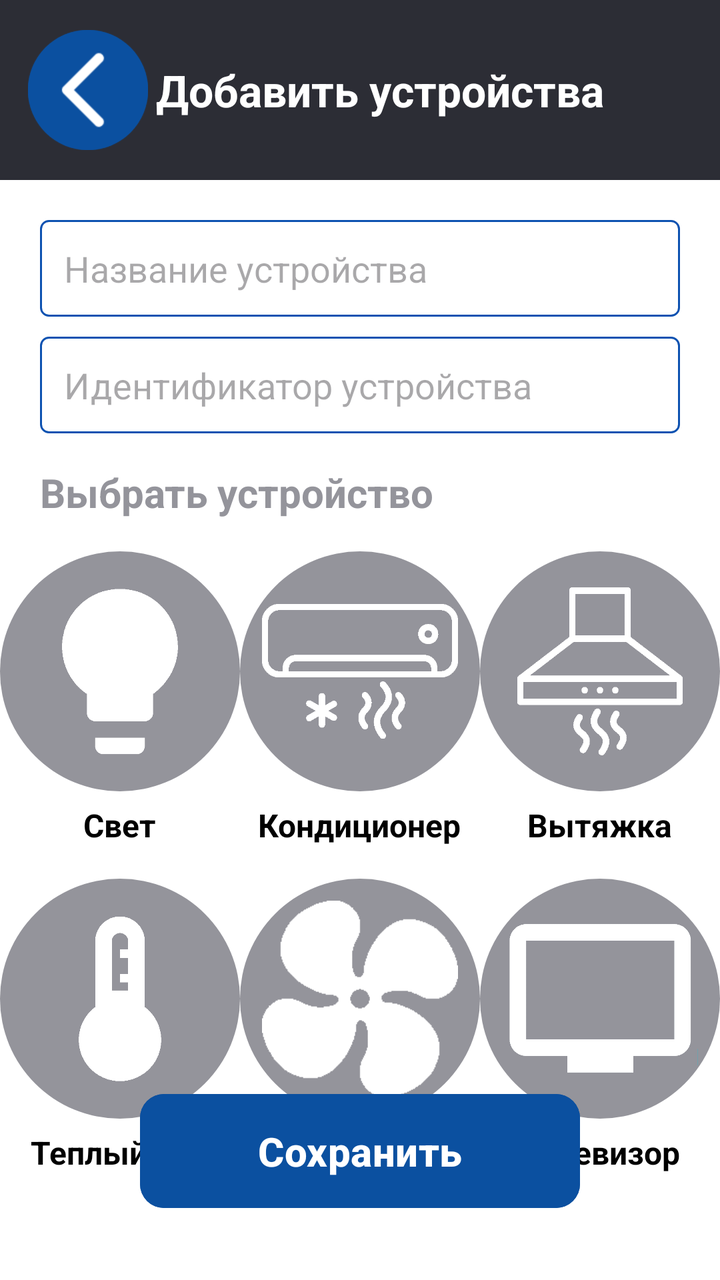
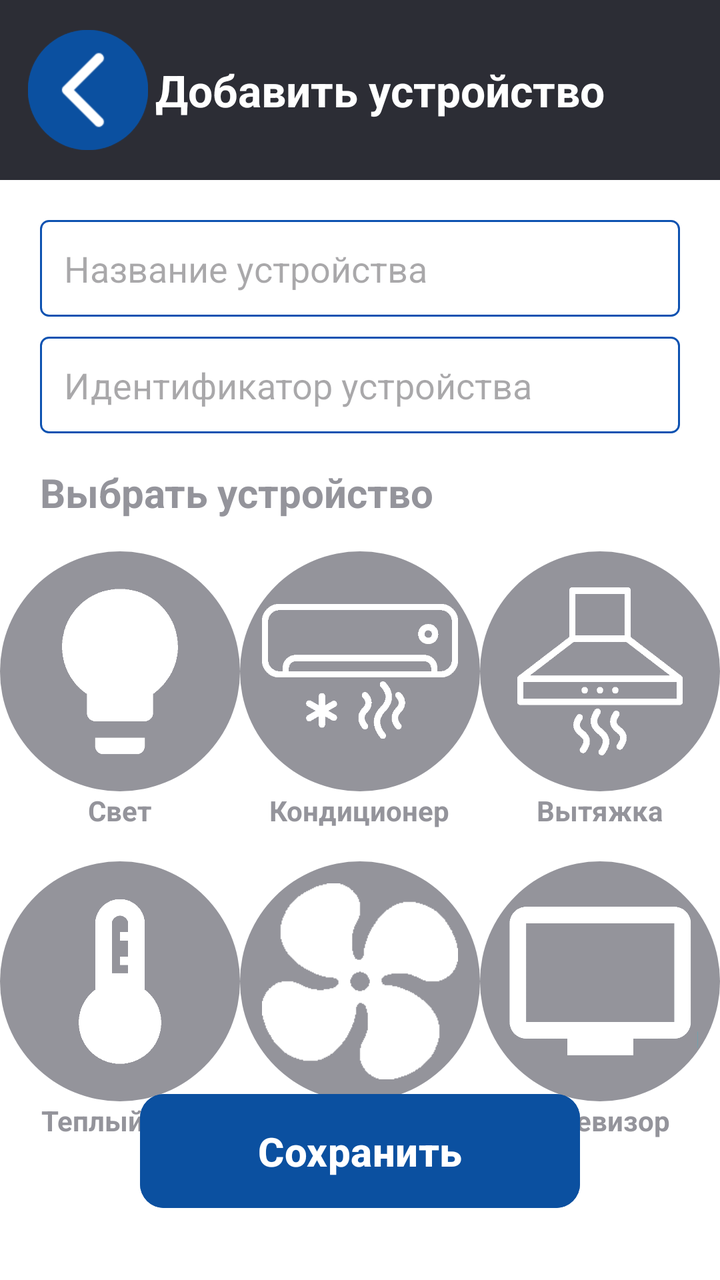

Screens rendered from an Android XML layout before and after an edit, with the pre-edit source and the edit as a unified diff.
<!-- AndroidManifest.xml: application theme Theme.HomeSmartPractice -->
<!-- res/layout/activity_add_device.xml -->
<?xml version="1.0" encoding="utf-8"?>
<androidx.constraintlayout.widget.ConstraintLayout
    xmlns:android="http://schemas.android.com/apk/res/android"
    xmlns:app="http://schemas.android.com/apk/res-auto"
    android:layout_width="match_parent"
    android:layout_height="match_parent"
    android:background="#FFFFFF">

    <androidx.constraintlayout.widget.ConstraintLayout
        android:id="@+id/clHeader"
        android:layout_width="match_parent"
        android:layout_height="90dp"
        android:background="#2C2D35"
        app:layout_constraintTop_toTopOf="parent">

        <ImageButton
            android:id="@+id/btnBack"
            android:layout_width="60dp"
            android:layout_height="60dp"
            android:layout_marginStart="14dp"
            android:background="@drawable/circle_button_background"
            android:scaleType="fitCenter"
            android:src="@drawable/ic_backarrow"
            app:layout_constraintBottom_toBottomOf="parent"
            app:layout_constraintStart_toStartOf="parent"
            app:layout_constraintTop_toTopOf="parent" />


        <TextView
            android:id="@+id/tvHeaderTitle"
            android:layout_width="wrap_content"
            android:layout_height="wrap_content"
            android:layout_marginStart="20dp"
            android:text="Добавить устройства"
            android:textColor="#FFFFFF"
            android:textSize="22sp"
            android:textStyle="bold"
            app:layout_constraintTop_toTopOf="parent"
            app:layout_constraintBottom_toBottomOf="parent"
            app:layout_constraintStart_toStartOf="parent"
            app:layout_constraintEnd_toEndOf="parent" />
    </androidx.constraintlayout.widget.ConstraintLayout>

    
    <EditText
        android:id="@+id/et_device_name"
        android:layout_width="0dp"
        android:layout_height="wrap_content"
        android:hint="Название устройства"
        android:background="@drawable/bg_edit_text"
        android:layout_marginHorizontal="20dp"
        android:padding="12dp"
        android:layout_marginTop="20dp"
        app:layout_constraintTop_toBottomOf="@id/clHeader"
        app:layout_constraintStart_toStartOf="parent"
        app:layout_constraintEnd_toEndOf="parent" />

    <EditText
        android:id="@+id/et_device_ID"
        android:layout_width="0dp"
        android:layout_height="wrap_content"
        android:hint="Идентификатор устройства"
        android:background="@drawable/bg_edit_text"
        android:layout_marginHorizontal="20dp"
        android:padding="12dp"
        android:layout_marginTop="10dp"
        app:layout_constraintTop_toBottomOf="@id/et_device_name"
        app:layout_constraintStart_toStartOf="parent"
        app:layout_constraintEnd_toEndOf="parent" />


    
    <TextView
        android:id="@+id/tv_select_room"
        android:layout_width="wrap_content"
        android:layout_height="wrap_content"
        android:text="Выбрать устройство"
        android:layout_marginHorizontal="20dp"
        android:textStyle="bold"
        android:textColor="#94949B"
        android:textSize="20sp"
        android:layout_marginTop="16dp"
        app:layout_constraintTop_toBottomOf="@id/et_device_ID"
        app:layout_constraintStart_toStartOf="parent" />

    

    
    <LinearLayout
        android:id="@+id/layout_living_room"
        style="@style/RoomContainer"
        android:layout_marginTop="16dp"
        app:layout_constraintTop_toBottomOf="@id/tv_select_room"
        app:layout_constraintStart_toStartOf="parent"
        app:layout_constraintEnd_toStartOf="@id/layout_kitchen"
        app:layout_constraintHorizontal_chainStyle="spread">

        <ImageView
            style="@style/RoomIcon"
            android:src="@drawable/ic_light"/>

        <TextView
            style="@style/RoomText"
            android:text="Свет"
            android:textStyle="bold"/>
    </LinearLayout>

    
    <LinearLayout
        android:id="@+id/layout_kitchen"
        style="@style/RoomContainer"
        app:layout_constraintTop_toTopOf="@id/layout_living_room"
        app:layout_constraintStart_toEndOf="@id/layout_living_room"
        app:layout_constraintEnd_toStartOf="@id/layout_bathroom">

        <ImageView
            style="@style/RoomIcon"
            android:src="@drawable/ic_condi"/>

        <TextView
            style="@style/RoomText"
            android:text="Кондиционер"/>
    </LinearLayout>

    
    <LinearLayout
        android:id="@+id/layout_bathroom"
        style="@style/RoomContainer"
        app:layout_constraintTop_toTopOf="@id/layout_living_room"
        app:layout_constraintStart_toEndOf="@id/layout_kitchen"
        app:layout_constraintEnd_toEndOf="parent">

        <ImageView
            style="@style/RoomIcon"
            android:src="@drawable/ic_hood" />

        <TextView
            style="@style/RoomText"
            android:text="Вытяжка"/>
    </LinearLayout>

    

    
    <LinearLayout
        android:id="@+id/layout_office"
        style="@style/RoomContainer"
        android:layout_marginTop="16dp"
        app:layout_constraintTop_toBottomOf="@id/layout_living_room"
        app:layout_constraintStart_toStartOf="parent"
        app:layout_constraintEnd_toStartOf="@id/layout_bedroom"
        app:layout_constraintHorizontal_chainStyle="spread">

        <ImageView
            style="@style/RoomIcon"
            android:src="@drawable/ic_term"/>

        <TextView
            style="@style/RoomText"
            android:text="Теплый пол"/>
    </LinearLayout>

    
    <LinearLayout
        android:id="@+id/layout_bedroom"
        style="@style/RoomContainer"
        app:layout_constraintTop_toTopOf="@id/layout_office"
        app:layout_constraintStart_toEndOf="@id/layout_office"
        app:layout_constraintEnd_toStartOf="@id/layout_hall">

        <ImageView
            style="@style/RoomIcon"
            android:src="@drawable/ic_fan"/>
        <TextView
            style="@style/RoomText"
            android:text="Вентилятор"/>
    </LinearLayout>

    
    <LinearLayout
        android:id="@+id/layout_hall"
        style="@style/RoomContainer"
        app:layout_constraintTop_toTopOf="@id/layout_office"
        app:layout_constraintStart_toEndOf="@id/layout_bedroom"
        app:layout_constraintEnd_toEndOf="parent">

        <ImageView
            style="@style/RoomIcon"
            android:src="@drawable/ic_hall"/>

        <TextView
            style="@style/RoomText"
            android:text="Телевизор"/>
    </LinearLayout>

    <Button
        android:id="@+id/btnSave"
        android:layout_width="0dp"
        android:layout_height="65dp"
        android:layout_marginHorizontal="70dp"
        android:layout_marginBottom="32dp"
        android:backgroundTint="#0B50A0"
        android:text="Сохранить"
        android:textStyle="bold"
        android:textAllCaps="false"
        android:textColor="#FFFFFF"
        android:textSize="20sp"
        app:cornerRadius="12dp"
        app:layout_constraintBottom_toBottomOf="parent"
        app:layout_constraintEnd_toEndOf="parent"
        app:layout_constraintStart_toStartOf="parent" />

</androidx.constraintlayout.widget.ConstraintLayout>
<!-- resources referenced by this layout -->
<resources>
  <!-- drawable bg_edit_text (drawable) -->
  <?xml version="1.0" encoding="utf-8"?>
  <shape xmlns:android="http://schemas.android.com/apk/res/android">
      <solid android:color="@android:color/white" />
      <stroke android:width="1dp"
          android:color="#0D52B1" />
      <corners android:radius="4dp" />
  </shape>
  <!-- drawable circle_button_background (drawable) -->
  <?xml version="1.0" encoding="utf-8"?>
  <shape xmlns:android="http://schemas.android.com/apk/res/android"
      android:shape="oval">
      <solid android:color="#0B50A0" />
  </shape>
  <!-- drawable ic_backarrow: png bitmap (drawable, 2517 bytes) -->
  <!-- drawable ic_condi: png bitmap (drawable, 4287 bytes) -->
  <!-- drawable ic_fan: png bitmap (drawable, 1872 bytes) -->
  <!-- drawable ic_hall: png bitmap (drawable, 6167 bytes) -->
  <!-- drawable ic_hood: png bitmap (drawable, 3756 bytes) -->
  <!-- drawable ic_light: png bitmap (drawable, 4822 bytes) -->
  <!-- drawable ic_term: png bitmap (drawable, 4690 bytes) -->
  <style name="RoomContainer">
          <item name="android:layout_width">0dp</item>
          <item name="android:layout_height">wrap_content</item>
          <item name="android:orientation">vertical</item>
          <item name="android:gravity">center</item>
          <item name="android:clickable">true</item>
          <item name="android:focusable">true</item>
      </style>
  <style name="RoomIcon">
          <item name="android:layout_width">120dp</item>
          <item name="android:layout_height">120dp</item>
          <item name="android:background">@drawable/selector_room_bg</item>
          <item name="android:padding">11dp</item>
          <item name="android:contentDescription">@null</item>
      </style>
  <style name="RoomText">
          <item name="android:layout_width">wrap_content</item>
          <item name="android:layout_height">wrap_content</item>
          <item name="android:layout_marginTop">6dp</item>
          <item name="android:textColor">@color/selector_room_text</item>
          <item name="android:textSize">16sp</item>
          <item name="android:textStyle">bold</item>
      </style>
  <style name="Theme.HomeSmartPractice" parent="Base.Theme.HomeSmartPractice" />
  <!-- drawable selector_room_bg (drawable) -->
  <?xml version="1.0" encoding="utf-8"?>
  <selector xmlns:android="http://schemas.android.com/apk/res/android">
      
      <item android:state_checked="true">
          <shape android:shape="oval"> 
              <solid android:color="#0B50A0"/>
              <size android:width="80dp" android:height="80dp"/>
          </shape>
      </item>
  
      
      <item android:state_checked="false">
          <shape android:shape="oval">
              <solid android:color="#94949B"/>
              <size android:width="80dp" android:height="80dp"/>
          </shape>
      </item>
  </selector>
  <style name="Base.Theme.HomeSmartPractice" parent="Theme.Material3.DayNight.NoActionBar">
          
          
      </style>
</resources>

<!-- the commit's change to res/layout/activity_add_device.xml (unified diff, before → after) -->
@@ -31,7 +31,7 @@
             android:layout_width="wrap_content"
             android:layout_height="wrap_content"
             android:layout_marginStart="20dp"
-            android:text="Добавить устройства"
+            android:text="Добавить устройство"
             android:textColor="#FFFFFF"
             android:textSize="22sp"
             android:textStyle="bold"
@@ -119,7 +119,8 @@
 
         <TextView
             style="@style/RoomText"
-            android:text="Кондиционер"/>
+            android:text="Кондиционер"
+            android:textStyle="bold"/>
     </LinearLayout>
 
     
@@ -136,7 +137,8 @@
 
         <TextView
             style="@style/RoomText"
-            android:text="Вытяжка"/>
+            android:text="Вытяжка"
+            android:textStyle="bold"/>
     </LinearLayout>
 
     
@@ -157,7 +159,8 @@
 
         <TextView
             style="@style/RoomText"
-            android:text="Теплый пол"/>
+            android:text="Теплый пол"
+            android:textStyle="bold"/>
     </LinearLayout>
 
     
@@ -173,7 +176,8 @@
             android:src="@drawable/ic_fan"/>
         <TextView
             style="@style/RoomText"
-            android:text="Вентилятор"/>
+            android:text="Вентилятор"
+            android:textStyle="bold"/>
     </LinearLayout>
 
     
@@ -190,7 +194,8 @@
 
         <TextView
             style="@style/RoomText"
-            android:text="Телевизор"/>
+            android:text="Телевизор"
+            android:textStyle="bold"/>
     </LinearLayout>
 
     <Button
<!-- resource entries referenced after the edit -->
@@ -34,33 +34,26 @@
           <item name="android:layout_height">120dp</item>
           <item name="android:background">@drawable/selector_room_bg</item>
           <item name="android:padding">11dp</item>
-          <item name="android:contentDescription">@null</item>
+          <item name="android:duplicateParentState">true</item>
       </style>
   <style name="RoomText">
           <item name="android:layout_width">wrap_content</item>
           <item name="android:layout_height">wrap_content</item>
-          <item name="android:layout_marginTop">6dp</item>
-          <item name="android:textColor">@color/selector_room_text</item>
-          <item name="android:textSize">16sp</item>
-          <item name="android:textStyle">bold</item>
+          <item name="android:textColor">#94949B</item>
+          <item name="android:duplicateParentState">true</item>
       </style>
   <style name="Theme.HomeSmartPractice" parent="Base.Theme.HomeSmartPractice" />
   <!-- drawable selector_room_bg (drawable) -->
   <?xml version="1.0" encoding="utf-8"?>
   <selector xmlns:android="http://schemas.android.com/apk/res/android">
-      
-      <item android:state_checked="true">
-          <shape android:shape="oval"> 
+      <item android:state_selected="true">
+          <shape android:shape="oval">
               <solid android:color="#0B50A0"/>
-              <size android:width="80dp" android:height="80dp"/>
           </shape>
       </item>
-  
-      
-      <item android:state_checked="false">
+      <item>
           <shape android:shape="oval">
               <solid android:color="#94949B"/>
-              <size android:width="80dp" android:height="80dp"/>
           </shape>
       </item>
   </selector>
